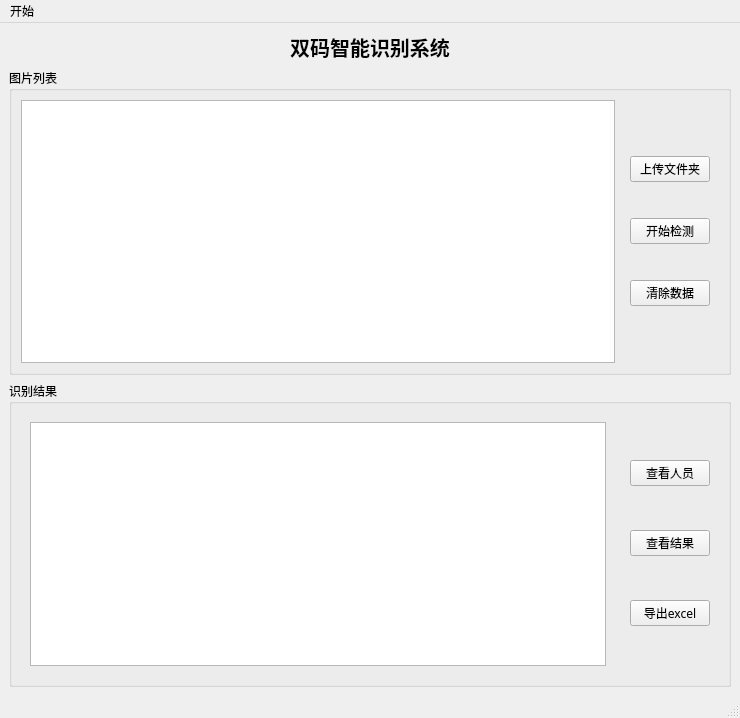
Qt form mainwindow.ui (lxh719166/-) before a commit.
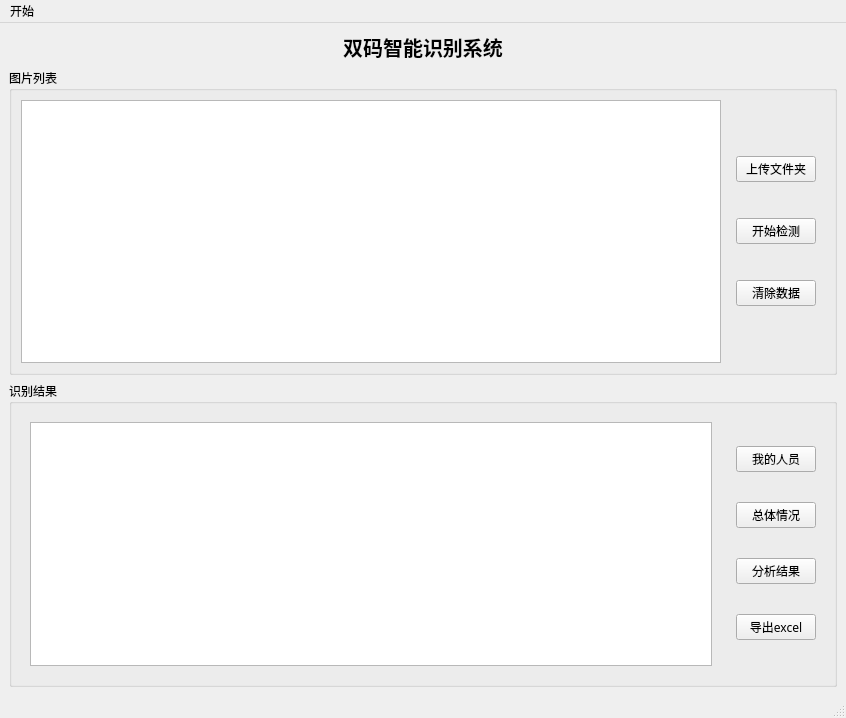
The same form after that commit. Icons and pictures are not drawn. Custom widgets are drawn as their Qt base class.

The edit to the form file:
```diff
--- a/mainwindow.ui
+++ b/mainwindow.ui
@@ -6,7 +6,7 @@
    <rect>
     <x>0</x>
     <y>0</y>
-    <width>740</width>
+    <width>846</width>
     <height>718</height>
    </rect>
   </property>
@@ -182,14 +182,14 @@
       <property name="title">
        <string>识别结果</string>
       </property>
-      <layout class="QHBoxLayout" name="horizontalLayout">
+      <layout class="QHBoxLayout" name="horizontalLayout_2">
        <item>
         <widget class="QStackedWidget" name="stackwidget">
          <property name="currentIndex">
-          <number>1</number>
+          <number>2</number>
          </property>
          <widget class="QWidget" name="page">
-          <layout class="QHBoxLayout" name="horizontalLayout_2">
+          <layout class="QHBoxLayout" name="horizontalLayout_4">
            <item>
             <widget class="QTableWidget" name="table_user"/>
            </item>
@@ -202,6 +202,13 @@
            </item>
           </layout>
          </widget>
+         <widget class="QWidget" name="page_3">
+          <layout class="QHBoxLayout" name="horizontalLayout">
+           <item>
+            <widget class="QTableWidget" name="table_analyze"/>
+           </item>
+          </layout>
+         </widget>
         </widget>
        </item>
        <item>
@@ -210,14 +217,21 @@
           <item>
            <widget class="QPushButton" name="show_user">
             <property name="text">
-             <string>查看人员</string>
+             <string>我的人员</string>
             </property>
            </widget>
           </item>
           <item>
            <widget class="QPushButton" name="show_result">
             <property name="text">
-             <string>查看结果</string>
+             <string>总体情况</string>
+            </property>
+           </widget>
+          </item>
+          <item>
+           <widget class="QPushButton" name="show_analyze">
+            <property name="text">
+             <string>分析结果</string>
             </property>
            </widget>
           </item>
@@ -241,7 +255,7 @@
     <rect>
      <x>0</x>
      <y>0</y>
-     <width>740</width>
+     <width>846</width>
      <height>23</height>
     </rect>
    </property>
```
Left out of the diff: 51 changed lines with no effect on the pictures.
